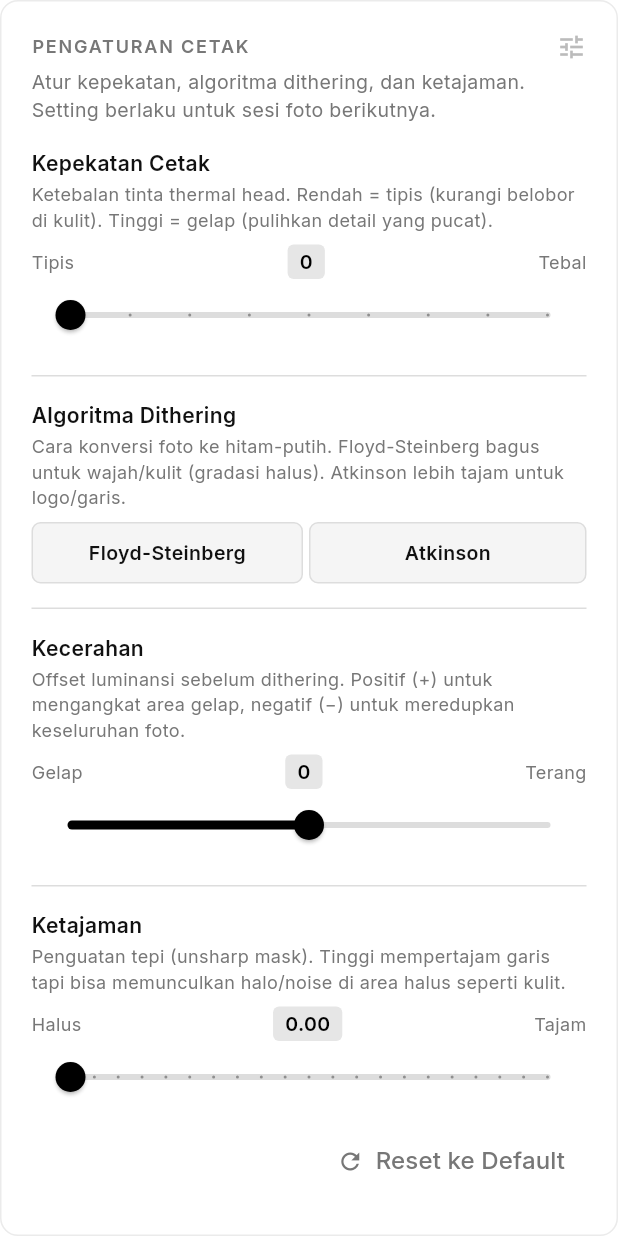
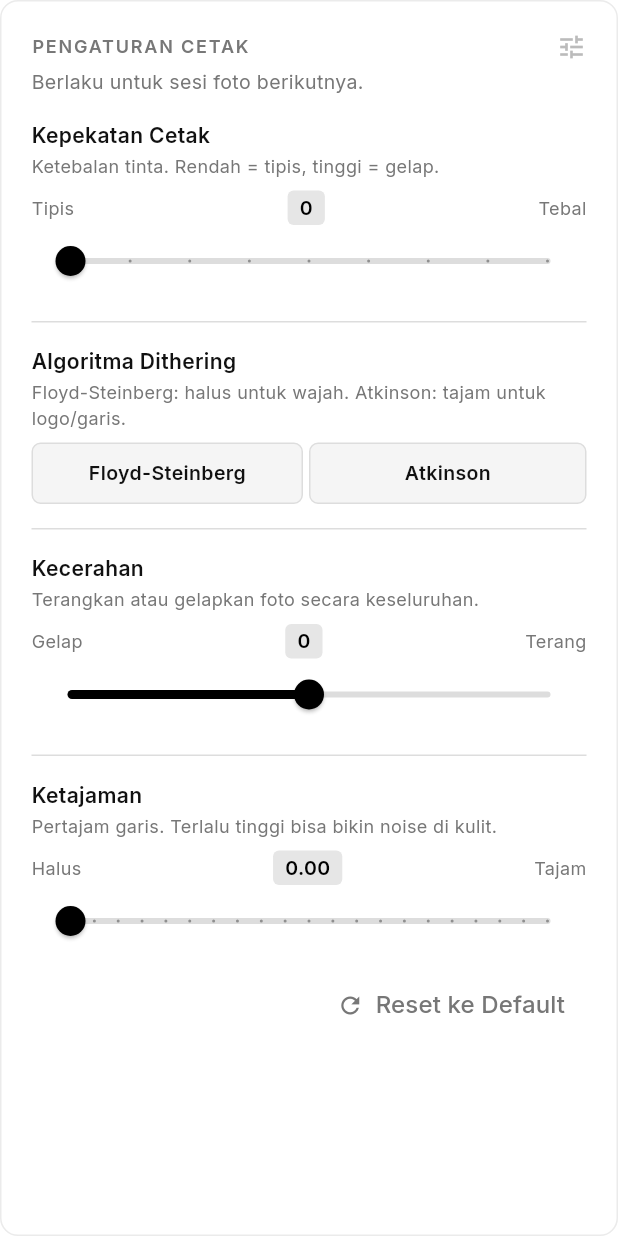
Before and after one commit to arikmhm/memoir-mobile, a Flutter app: the _ControlsCard widget shown alone on an empty page, opened directly with empty values, on a phone screen of 412 x 824 dp. Run offline on Flutter 3.47's test engine with Material 3 defaults, Android fonts, the phone set to English and light mode, and no system bars; our stand-ins replace camera, dio, equatable, flutter_bloc, flutter_secure_storage, get_it and 7 more; missing offline and left inert: esc_pos_utils_plus; accounts and stored records are empty.

Commit message:
style: ringkas teks deskripsi di halaman pengaturan cetak
Co-Authored-By: Claude Opus 4.8 <noreply@anthropic.com>

```diff
--- a/lib/features/home/view/pages/image_processing_page.dart
+++ b/lib/features/home/view/pages/image_processing_page.dart
@@ -295,8 +295,7 @@ class _TestPreviewSection extends StatelessWidget {
         return MemoirSectionCard(
           label: 'Test Cetak',
           subtitle:
-              'Ambil foto contoh, lalu geser slider di bawah untuk melihat '
-              'efek setting langsung di layar (tanpa membuang kertas).',
+              'Ambil foto contoh, geser slider untuk lihat hasilnya langsung.',
           icon: Icons.preview_outlined,
           children: [
             _TestBody(
@@ -686,16 +685,12 @@ class _ControlsCard extends StatelessWidget {
   Widget build(BuildContext context) {
     return MemoirSectionCard(
       label: 'Pengaturan Cetak',
-      subtitle:
-          'Atur kepekatan, algoritma dithering, dan ketajaman. '
-          'Setting berlaku untuk sesi foto berikutnya.',
+      subtitle: 'Berlaku untuk sesi foto berikutnya.',
       icon: Icons.tune_outlined,
       children: [
         _ControlGroup(
           title: 'Kepekatan Cetak',
-          description:
-              'Ketebalan tinta thermal head. Rendah = tipis (kurangi belobor di kulit). '
-              'Tinggi = gelap (pulihkan detail yang pucat).',
+          description: 'Ketebalan tinta. Rendah = tipis, tinggi = gelap.',
           child: _SliderRow(
             value: density.toDouble(),
             min: 0,
@@ -714,8 +709,7 @@ class _ControlsCard extends StatelessWidget {
         _ControlGroup(
           title: 'Algoritma Dithering',
           description:
-              'Cara konversi foto ke hitam-putih. Floyd-Steinberg bagus untuk wajah/kulit '
-              '(gradasi halus). Atkinson lebih tajam untuk logo/garis.',
+              'Floyd-Steinberg: halus untuk wajah. Atkinson: tajam untuk logo/garis.',
           child: Row(
             children: [
               Expanded(
@@ -743,9 +737,7 @@ class _ControlsCard extends StatelessWidget {
         const SizedBox(height: AppSpacing.md),
         _ControlGroup(
           title: 'Kecerahan',
-          description:
-              'Offset luminansi sebelum dithering. Positif (+) untuk mengangkat '
-              'area gelap, negatif (−) untuk meredupkan keseluruhan foto.',
+          description: 'Terangkan atau gelapkan foto secara keseluruhan.',
           child: _SliderRow(
             value: brightness,
             min: -30.0,
@@ -763,9 +755,7 @@ class _ControlsCard extends StatelessWidget {
         const SizedBox(height: AppSpacing.md),
         _ControlGroup(
           title: 'Ketajaman',
-          description:
-              'Penguatan tepi (unsharp mask). Tinggi mempertajam garis tapi bisa '
-              'memunculkan halo/noise di area halus seperti kulit.',
+          description: 'Pertajam garis. Terlalu tinggi bisa bikin noise di kulit.',
           child: _SliderRow(
             value: sharpen,
             min: 0.0,
@@ -834,16 +824,13 @@ class _PrinterMechanicsCard extends StatelessWidget {
   Widget build(BuildContext context) {
     return MemoirSectionCard(
       label: 'Mekanis Printer',
-      subtitle:
-          'Lebar kertas, mode potong, dan feed kertas. Berlaku untuk sesi '
-          'foto berikutnya dan test cetak.',
+      subtitle: 'Lebar kertas, potong, dan feed. Berlaku untuk semua cetakan.',
       icon: Icons.straighten_outlined,
       children: [
         _ControlGroup(
           title: 'Lebar Kertas',
           description:
-              'Lebar cetak dalam dot (203 DPI). Pilih sesuai printer; strip '
-              'foto otomatis diskalakan agar pas dan tidak terpotong.',
+              'Sesuaikan dengan printer. Strip foto otomatis diskalakan agar pas.',
           child: Row(
             children: [
               for (final w in PrintWidth.options)
@@ -868,8 +855,7 @@ class _PrinterMechanicsCard extends StatelessWidget {
         _ControlGroup(
           title: 'Mode Potong',
           description:
-              'Penuh = kertas terpotong penuh. Sebagian = sisakan sambungan '
-              'kecil. Tidak = tanpa potong otomatis (sobek manual).',
+              'Penuh, sebagian (sisakan sambungan), atau tanpa potong.',
           child: Row(
             children: [
               for (final m in const ['full', 'partial', 'none'])
@@ -893,9 +879,7 @@ class _PrinterMechanicsCard extends StatelessWidget {
         const SizedBox(height: AppSpacing.md),
         _ControlGroup(
           title: 'Feed Sebelum Potong',
-          description:
-              'Jumlah baris kertas yang dimajukan sebelum dipotong — margin '
-              'sobek di bawah gambar agar konten tidak terpotong.',
+          description: 'Baris kosong sebelum potong, sebagai margin sobek.',
           child: _SliderRow(
             value: feedLines.toDouble(),
             min: 0,
```
